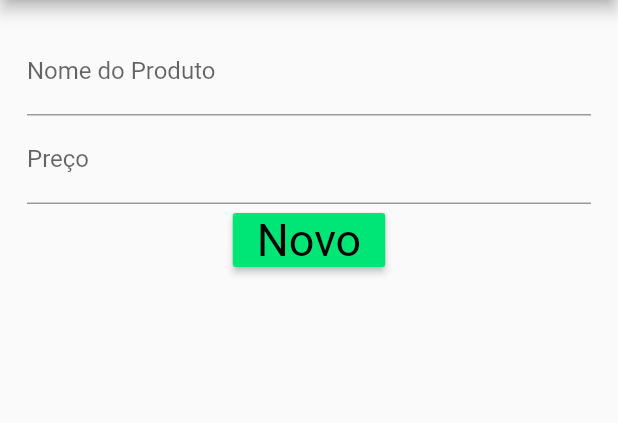
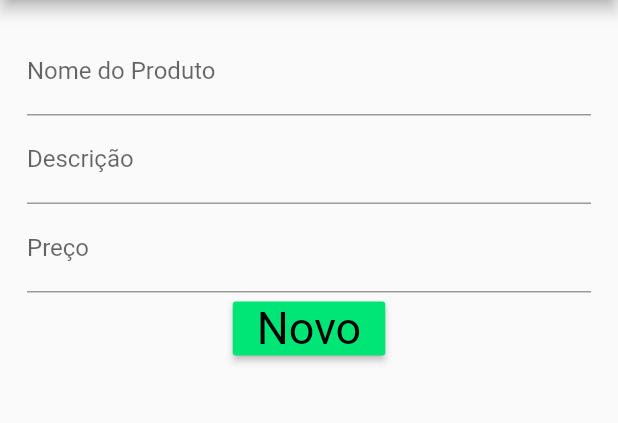
Before and after one commit to Eric1660/IziFood, a Flutter app: the NovoProduto screen opened directly, on a phone screen of 412 x 824 dp, the part 84-507 px from its top. Run offline on Flutter 3.47's test engine with Material 2 defaults, Android fonts, the phone set to English and light mode, and no system bars; our stand-ins replace cloud_firestore, firebase_core; accounts and stored records are empty.

Commit message:
Add files via upload
Adicionado descrição

```diff
--- a/lib/novo_produto.dart
+++ b/lib/novo_produto.dart
@@ -14,12 +14,14 @@ class NovoProduto extends StatefulWidget {
 class _NovoProdutoState extends State<NovoProduto> {
   final db = FirebaseFirestore.instance;
   TextEditingController nomecontroller;
+  TextEditingController descontroller;
   TextEditingController precocontroller;
 
   @override
   void initState() {
     super.initState();
     nomecontroller = new TextEditingController(text: widget.produto.nome);
+    descontroller = new TextEditingController(text: widget.produto.desc);
     precocontroller = new TextEditingController(text: widget.produto.preco);
   }
 
@@ -37,6 +39,10 @@ class _NovoProdutoState extends State<NovoProduto> {
             TextField(
               controller: nomecontroller,
               decoration: InputDecoration(labelText: "Nome do Produto"),
+            ),
+            TextField(
+              controller: descontroller,
+              decoration: InputDecoration(labelText: "Descrição"),
             ),
             TextField(
               controller: precocontroller,
@@ -57,11 +63,13 @@ class _NovoProdutoState extends State<NovoProduto> {
                   if (widget.produto.id != null) {
                     db.collection("cardapio").doc(widget.produto.id).set({
                       "Produto": nomecontroller.text,
+                      "Descrição": descontroller.text,
                       "Preço": precocontroller.text
                     });
                   } else {
                     db.collection("cardapio").doc(widget.produto.id).set({
                       "Produto": nomecontroller.text,
+                      "Descrição": descontroller.text,
                       "Preço": precocontroller.text
                     });
                   }
--- a/lib/produto_model.dart
+++ b/lib/produto_model.dart
@@ -1,22 +1,26 @@
 class Produto {
   String _id;
   String _nome;
+  String _desc;
   String _preco;
-  Produto(this._id, this._nome, this._preco);
+  Produto(this._id, this._nome, String _desc, this._preco);
 
   Produto.map(dynamic obj) {
     this._id = obj['id'];
     this._nome = obj['nome'];
+    this._desc = obj['desc'];
     this._preco = obj['preco'];
   }
   Produto.fromMap(Map<String, dynamic> map, String id) {
     this._id = id ?? '';
     this._nome = map["nome"];
+    this._desc = map['desc'];
     this._preco = map["preco"];
   }
 
   String get id => _id;
   String get nome => _nome;
+  String get desc => _desc;
   String get preco => _preco;
 
   Map<String, dynamic> toMap() {
@@ -25,6 +29,7 @@ class Produto {
       map['id'] = _id;
     }
     map["nome"] = _nome;
+    map["desc"] = _desc;
     map["preco"] = this._preco;
     return map;
   }
```
Also changed, not shown: lib/lista_produto.dart (+5 -3 lines), lib/main.dart (+5 -2 lines).
